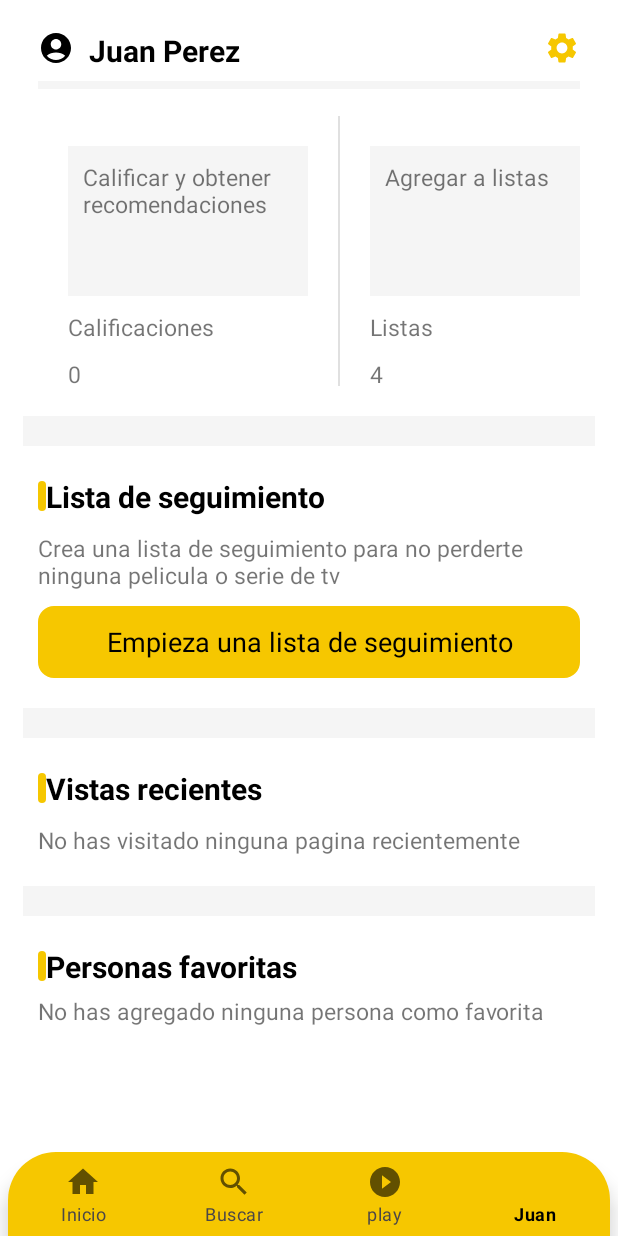
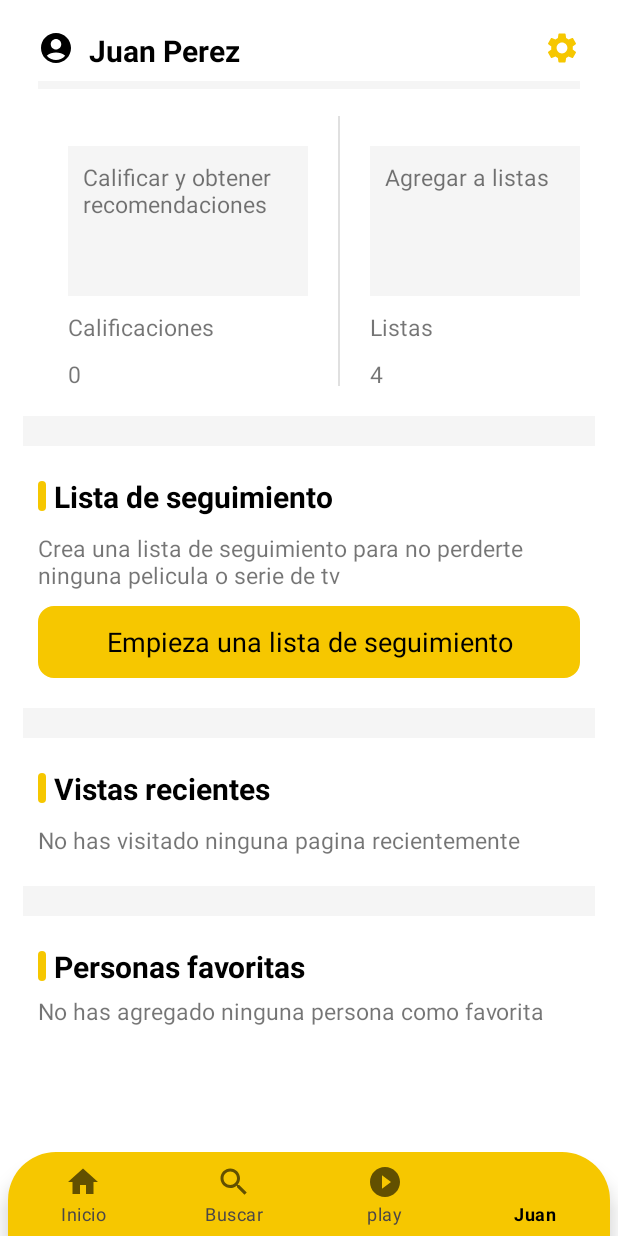
Before and after one commit to deliasgomez/practiceApp, an Android app: the HomeFragment screen opened directly, with no data from a screen before it, item 4 of the bottom bar chosen, on a phone screen of 412 x 824 dp. Run offline under Robolectric (Android 15) with nearby library versions, the phone set to English and light mode, and no system bars.

Commit message:
se agrego espacio entre el texto y el drawableStart en las pantallas HomeFragment y UserFragment

```diff
--- a/app/src/main/res/layout/fragment_home.xml
+++ b/app/src/main/res/layout/fragment_home.xml
@@ -65,6 +65,7 @@
         android:id="@+id/frag_user_tv_list_follow"
         android:layout_width="wrap_content"
         android:layout_height="wrap_content"
+        android:drawablePadding="@dimen/size_5"
         android:drawableStart="@drawable/yellow_bar"
         android:text="@string/frag_user_follow_list"
         android:textColor="@color/black"
--- a/app/src/main/res/layout/fragment_user.xml
+++ b/app/src/main/res/layout/fragment_user.xml
@@ -82,6 +82,7 @@
             android:id="@+id/frag_user_tv_list_follow"
             android:layout_width="wrap_content"
             android:layout_height="wrap_content"
+            android:drawablePadding="@dimen/size_5"
             android:drawableStart="@drawable/yellow_bar"
             android:text="@string/frag_user_follow_list"
             android:textColor="@color/black"
@@ -130,6 +131,7 @@
             android:id="@+id/frag_user_tv_recent_views"
             android:layout_width="wrap_content"
             android:layout_height="wrap_content"
+            android:drawablePadding="@dimen/size_5"
             android:drawableStart="@drawable/yellow_bar"
             android:text="@string/frag_user_recent_views"
             android:layout_marginTop="@dimen/size_60"
@@ -164,6 +166,7 @@
             android:id="@+id/frag_user_tv_favorite_persons"
             android:layout_width="wrap_content"
             android:layout_height="wrap_content"
+            android:drawablePadding="@dimen/size_5"
             android:drawableStart="@drawable/yellow_bar"
             android:text="@string/frag_user_favorite_persons"
             android:layout_marginTop="@dimen/size_60"
```
